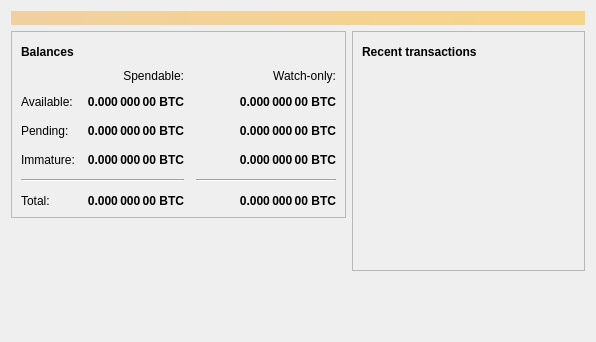
Above: src/qt/forms/overviewpage.ui from X9Developers/XSN before the change. Below: the same form after it.
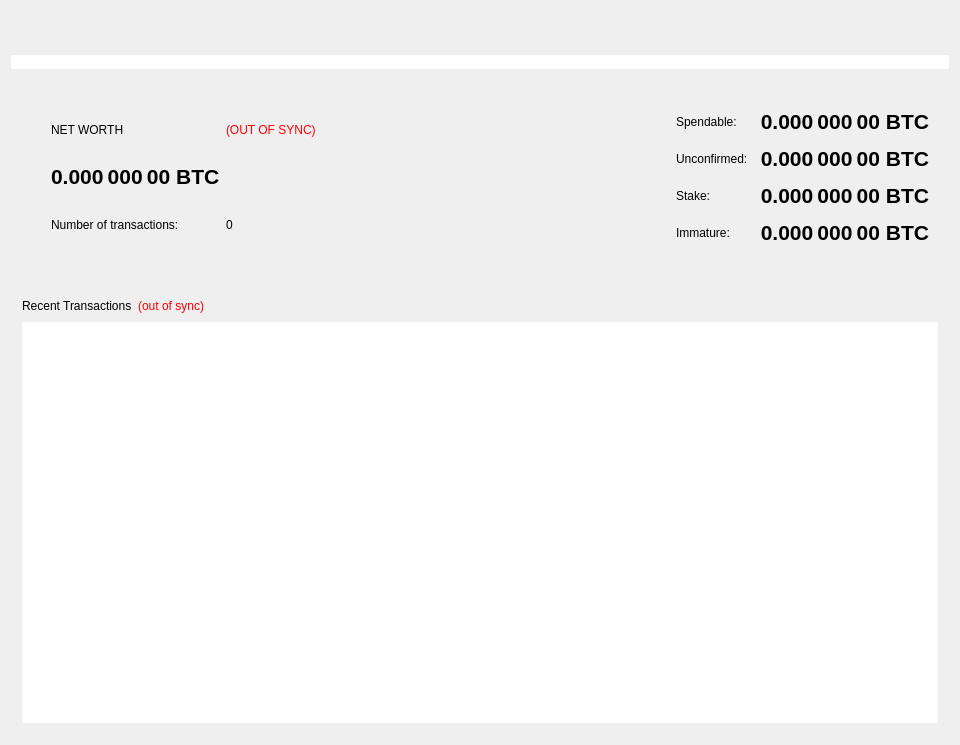
That is the form after the change. Icons and pictures are not drawn.

```diff
--- a/src/qt/forms/overviewpage.ui
+++ b/src/qt/forms/overviewpage.ui
@@ -6,226 +6,135 @@
    <rect>
     <x>0</x>
     <y>0</y>
-    <width>596</width>
-    <height>342</height>
+    <width>960</width>
+    <height>745</height>
    </rect>
   </property>
+  <property name="sizePolicy">
+   <sizepolicy hsizetype="Expanding" vsizetype="Preferred">
+    <horstretch>0</horstretch>
+    <verstretch>0</verstretch>
+   </sizepolicy>
+  </property>
+  <property name="minimumSize">
+   <size>
+    <width>960</width>
+    <height>0</height>
+   </size>
+  </property>
   <property name="windowTitle">
    <string>Form</string>
   </property>
+  <property name="styleSheet">
+   <string notr="true"/>
+  </property>
   <layout class="QVBoxLayout" name="topLayout">
+   <property name="spacing">
+    <number>30</number>
+   </property>
+   <item>
+    <widget class="QLabel" name="label">
+     <property name="text">
+      <string/>
+     </property>
+     <property name="pixmap">
+      <pixmap>:/images/res/images/pages/overview/overview-header.png</pixmap>
+     </property>
+    </widget>
+   </item>
+   <item>
+    <widget class="QWidget" name="OverviewPageContent" native="true">
+     <property name="styleSheet">
+      <string notr="true"/>
+     </property>
+     <layout class="QVBoxLayout" name="verticalLayout_5">
+      <property name="spacing">
+       <number>0</number>
+      </property>
+      <property name="leftMargin">
+       <number>0</number>
+      </property>
+      <property name="topMargin">
+       <number>0</number>
+      </property>
+      <property name="rightMargin">
+       <number>0</number>
+      </property>
+      <property name="bottomMargin">
+       <number>0</number>
+      </property>
    <item>
     <widget class="QLabel" name="labelAlerts">
      <property name="visible">
       <bool>false</bool>
      </property>
      <property name="styleSheet">
-      <string notr="true">QLabel { background-color: qlineargradient(x1: 0, y1: 0, x2: 1, y2: 0, stop:0 #F0D0A0, stop:1 #F8D488); color:#000000; }</string>
+         <string notr="true">background-color:  white;
+color: black;</string>
      </property>
      <property name="wordWrap">
       <bool>true</bool>
      </property>
      <property name="margin">
-      <number>3</number>
-     </property>
-     <property name="textInteractionFlags">
-      <set>Qt::TextSelectableByMouse</set>
+         <number>7</number>
      </property>
     </widget>
    </item>
    <item>
-    <layout class="QHBoxLayout" name="horizontalLayout" stretch="1,1">
+       <layout class="QVBoxLayout" name="verticalLayout_6" stretch="0">
      <item>
       <layout class="QVBoxLayout" name="verticalLayout_2">
        <item>
-        <widget class="QFrame" name="frame">
-         <property name="frameShape">
-          <enum>QFrame::StyledPanel</enum>
-         </property>
-         <property name="frameShadow">
-          <enum>QFrame::Raised</enum>
-         </property>
-         <layout class="QVBoxLayout" name="verticalLayout_4">
-          <item>
-           <layout class="QHBoxLayout" name="horizontalLayout_4">
-            <item>
-             <widget class="QLabel" name="label_5">
-              <property name="font">
-               <font>
-                <weight>75</weight>
-                <bold>true</bold>
-               </font>
-              </property>
-              <property name="text">
-               <string>Balances</string>
-              </property>
-             </widget>
-            </item>
+           <widget class="QWidget" name="widget" native="true">
+            <layout class="QHBoxLayout" name="horizontalLayout">
+             <property name="leftMargin">
+              <number>20</number>
+             </property>
+             <property name="topMargin">
+              <number>40</number>
+             </property>
+             <property name="rightMargin">
+              <number>20</number>
+             </property>
+             <property name="bottomMargin">
+              <number>40</number>
+             </property>
             <item>
-             <widget class="QPushButton" name="labelWalletStatus">
-              <property name="enabled">
-               <bool>true</bool>
-              </property>
-              <property name="maximumSize">
-               <size>
-                <width>30</width>
-                <height>16777215</height>
-               </size>
+              <layout class="QGridLayout" name="gridLayout_2">
+               <property name="leftMargin">
+                <number>20</number>
+               </property>
+               <item row="0" column="1">
+                <widget class="QLabel" name="labelWalletStatus">
+                 <property name="cursor">
+                  <cursorShape>WhatsThisCursor</cursorShape>
               </property>
               <property name="toolTip">
                <string>The displayed information may be out of date. Your wallet automatically synchronizes with the XSN network after a connection is established, but this process has not completed yet.</string>
               </property>
-              <property name="text">
-               <string/>
-              </property>
-              <property name="icon">
-               <iconset resource="../xsn.qrc">
-                <normaloff>:/icons/warning</normaloff>
-                <disabledoff>:/icons/warning</disabledoff>:/icons/warning</iconset>
-              </property>
-              <property name="iconSize">
-               <size>
-                <width>24</width>
-                <height>24</height>
-               </size>
-              </property>
-              <property name="flat">
-               <bool>true</bool>
-              </property>
-             </widget>
-            </item>
-            <item>
-             <spacer name="horizontalSpacer_3">
-              <property name="orientation">
-               <enum>Qt::Horizontal</enum>
-              </property>
-              <property name="sizeHint" stdset="0">
-               <size>
-                <width>40</width>
-                <height>20</height>
-               </size>
-              </property>
-             </spacer>
-            </item>
-           </layout>
-          </item>
-          <item>
-           <layout class="QGridLayout" name="gridLayout">
-            <property name="spacing">
-             <number>12</number>
-            </property>
-            <item row="2" column="2">
-             <widget class="QLabel" name="labelWatchPending">
-              <property name="font">
-               <font>
-                <weight>75</weight>
-                <bold>true</bold>
-               </font>
-              </property>
-              <property name="cursor">
-               <cursorShape>IBeamCursor</cursorShape>
-              </property>
-              <property name="toolTip">
-               <string>Unconfirmed transactions to watch-only addresses</string>
-              </property>
+                 <property name="styleSheet">
+                  <string notr="true">QLabel { color: red; }</string>
+                 </property>
               <property name="text">
-               <string notr="true">0.000 000 00 BTC</string>
+                  <string notr="true">(OUT OF SYNC)</string>
               </property>
               <property name="alignment">
-               <set>Qt::AlignRight|Qt::AlignTrailing|Qt::AlignVCenter</set>
-              </property>
-              <property name="textInteractionFlags">
-               <set>Qt::LinksAccessibleByMouse|Qt::TextSelectableByKeyboard|Qt::TextSelectableByMouse</set>
-              </property>
-             </widget>
-            </item>
-            <item row="2" column="1">
-             <widget class="QLabel" name="labelUnconfirmed">
-              <property name="font">
-               <font>
-                <weight>75</weight>
-                <bold>true</bold>
-               </font>
-              </property>
-              <property name="cursor">
-               <cursorShape>IBeamCursor</cursorShape>
-              </property>
-              <property name="toolTip">
-               <string>Total of transactions that have yet to be confirmed, and do not yet count toward the spendable balance</string>
-              </property>
-              <property name="text">
-               <string notr="true">0.000 000 00 BTC</string>
-              </property>
-              <property name="alignment">
-               <set>Qt::AlignRight|Qt::AlignTrailing|Qt::AlignVCenter</set>
-              </property>
-              <property name="textInteractionFlags">
-               <set>Qt::LinksAccessibleByMouse|Qt::TextSelectableByKeyboard|Qt::TextSelectableByMouse</set>
-              </property>
-             </widget>
-            </item>
-            <item row="3" column="2">
-             <widget class="QLabel" name="labelWatchImmature">
-              <property name="font">
-               <font>
-                <weight>75</weight>
-                <bold>true</bold>
-               </font>
-              </property>
-              <property name="cursor">
-               <cursorShape>IBeamCursor</cursorShape>
-              </property>
-              <property name="toolTip">
-               <string>Mined balance in watch-only addresses that has not yet matured</string>
-              </property>
-              <property name="text">
-               <string notr="true">0.000 000 00 BTC</string>
-              </property>
-              <property name="alignment">
-               <set>Qt::AlignRight|Qt::AlignTrailing|Qt::AlignVCenter</set>
-              </property>
-              <property name="textInteractionFlags">
-               <set>Qt::LinksAccessibleByMouse|Qt::TextSelectableByKeyboard|Qt::TextSelectableByMouse</set>
-              </property>
-             </widget>
-            </item>
-            <item row="4" column="0" colspan="2">
-             <widget class="Line" name="line">
-              <property name="orientation">
-               <enum>Qt::Horizontal</enum>
-              </property>
-             </widget>
-            </item>
-            <item row="4" column="2">
-             <widget class="Line" name="lineWatchBalance">
-              <property name="sizePolicy">
-               <sizepolicy hsizetype="Preferred" vsizetype="Fixed">
-                <horstretch>0</horstretch>
-                <verstretch>0</verstretch>
-               </sizepolicy>
-              </property>
-              <property name="minimumSize">
-               <size>
-                <width>140</width>
-                <height>0</height>
-               </size>
-              </property>
-              <property name="orientation">
-               <enum>Qt::Horizontal</enum>
-              </property>
-             </widget>
-            </item>
-            <item row="5" column="0">
+                  <set>Qt::AlignLeading|Qt::AlignLeft|Qt::AlignVCenter</set>
+                 </property>
+                </widget>
+               </item>
+               <item row="0" column="0">
              <widget class="QLabel" name="labelTotalText">
               <property name="text">
-               <string>Total:</string>
+                  <string>NET WORTH</string>
               </property>
              </widget>
             </item>
-            <item row="3" column="1">
-             <widget class="QLabel" name="labelImmature">
+               <item row="1" column="0">
+                <widget class="QLabel" name="labelTotal">
               <property name="font">
                <font>
+                   <pointsize>16</pointsize>
                 <weight>75</weight>
                 <bold>true</bold>
                </font>
@@ -240,14 +149,30 @@
                <string notr="true">0.000 000 00 BTC</string>
               </property>
               <property name="alignment">
-               <set>Qt::AlignRight|Qt::AlignTrailing|Qt::AlignVCenter</set>
+                  <set>Qt::AlignLeading|Qt::AlignLeft|Qt::AlignVCenter</set>
               </property>
               <property name="textInteractionFlags">
                <set>Qt::LinksAccessibleByMouse|Qt::TextSelectableByKeyboard|Qt::TextSelectableByMouse</set>
               </property>
              </widget>
             </item>
-            <item row="2" column="3">
+               <item row="2" column="0">
+                <widget class="QLabel" name="labelNumberOfTransactionsText">
+                 <property name="text">
+                  <string>Number of transactions:</string>
+                 </property>
+                </widget>
+               </item>
+               <item row="2" column="1">
+                <widget class="QLabel" name="labelNumberOfTransactions">
+                 <property name="text">
+                  <string>0</string>
+                 </property>
+                </widget>
+               </item>
+              </layout>
+             </item>
+             <item>
              <spacer name="horizontalSpacer_2">
               <property name="orientation">
                <enum>Qt::Horizontal</enum>
@@ -260,84 +185,33 @@
               </property>
              </spacer>
             </item>
-            <item row="3" column="0">
+             <item>
+              <layout class="QGridLayout" name="gridLayout" rowstretch="0,0,0,0" columnstretch="0,0,0">
+               <property name="spacing">
+                <number>12</number>
+               </property>
+               <item row="3" column="1">
              <widget class="QLabel" name="labelImmatureText">
               <property name="text">
                <string>Immature:</string>
               </property>
              </widget>
             </item>
-            <item row="5" column="1">
-             <widget class="QLabel" name="labelTotal">
-              <property name="font">
-               <font>
-                <weight>75</weight>
-                <bold>true</bold>
-               </font>
-              </property>
-              <property name="cursor">
-               <cursorShape>IBeamCursor</cursorShape>
-              </property>
-              <property name="toolTip">
-               <string>Your current total balance</string>
-              </property>
+               <item row="0" column="1">
+                <widget class="QLabel" name="labelSpendable">
               <property name="text">
-               <string notr="true">0.000 000 00 BTC</string>
+                  <string>Spendable:</string>
               </property>
               <property name="alignment">
-               <set>Qt::AlignRight|Qt::AlignTrailing|Qt::AlignVCenter</set>
-              </property>
-              <property name="textInteractionFlags">
-               <set>Qt::LinksAccessibleByMouse|Qt::TextSelectableByKeyboard|Qt::TextSelectableByMouse</set>
-              </property>
-             </widget>
-            </item>
-            <item row="5" column="2">
-             <widget class="QLabel" name="labelWatchTotal">
-              <property name="font">
-               <font>
-                <weight>75</weight>
-                <bold>true</bold>
-               </font>
-              </property>
-              <property name="cursor">
-               <cursorShape>IBeamCursor</cursorShape>
-              </property>
-              <property name="toolTip">
-               <string>Current total balance in watch-only addresses</string>
-              </property>
-              <property name="text">
-               <string notr="true">0.000 000 00 BTC</string>
-              </property>
-              <property name="alignment">
-               <set>Qt::AlignRight|Qt::AlignTrailing|Qt::AlignVCenter</set>
-              </property>
-              <property name="textInteractionFlags">
-               <set>Qt::LinksAccessibleByMouse|Qt::TextSelectableByKeyboard|Qt::TextSelectableByMouse</set>
+                  <set>Qt::AlignLeading|Qt::AlignLeft|Qt::AlignVCenter</set>
               </property>
              </widget>
             </item>
             <item row="0" column="2">
-             <widget class="QLabel" name="labelWatchonly">
-              <property name="text">
-               <string>Watch-only:</string>
-              </property>
-              <property name="alignment">
-               <set>Qt::AlignRight|Qt::AlignTrailing|Qt::AlignVCenter</set>
-              </property>
-             </widget>
-            </item>
-            <item row="1" column="0">
-             <widget class="QLabel" name="labelBalanceText">
-              <property name="text">
-               <string>Available:</string>
-              </property>
-             </widget>
-            </item>
-            <item row="1" column="1">
              <widget class="QLabel" name="labelBalance">
               <property name="font">
                <font>
+                   <pointsize>16</pointsize>
                 <weight>75</weight>
                 <bold>true</bold>
                </font>
@@ -359,10 +233,44 @@
               </property>
              </widget>
             </item>
+               <item row="3" column="2">
+                <widget class="QLabel" name="labelImmature">
+                 <property name="font">
+                  <font>
+                   <pointsize>16</pointsize>
+                   <weight>75</weight>
+                   <bold>true</bold>
+                  </font>
+                 </property>
+                 <property name="cursor">
+                  <cursorShape>IBeamCursor</cursorShape>
+                 </property>
+                 <property name="toolTip">
+                  <string>Staked or masternode rewards that has not yet matured</string>
+                 </property>
+                 <property name="text">
+                  <string notr="true">0.000 000 00 BTC</string>
+                 </property>
+                 <property name="alignment">
+                  <set>Qt::AlignRight|Qt::AlignTrailing|Qt::AlignVCenter</set>
+                 </property>
+                 <property name="textInteractionFlags">
+                  <set>Qt::LinksAccessibleByMouse|Qt::TextSelectableByKeyboard|Qt::TextSelectableByMouse</set>
+                 </property>
+                </widget>
+               </item>
+               <item row="2" column="1">
+                <widget class="QLabel" name="labelStakeText">
+                 <property name="text">
+                  <string>Stake:</string>
+                 </property>
+                </widget>
+               </item>
             <item row="1" column="2">
-             <widget class="QLabel" name="labelWatchAvailable">
+                <widget class="QLabel" name="labelUnconfirmed">
               <property name="font">
                <font>
+                   <pointsize>16</pointsize>
                 <weight>75</weight>
                 <bold>true</bold>
                </font>
@@ -384,99 +292,114 @@
               </property>
              </widget>
             </item>
-            <item row="2" column="0">
+               <item row="2" column="2">
+                <widget class="QLabel" name="labelStake">
+                 <property name="font">
+                  <font>
+                   <pointsize>16</pointsize>
+                   <weight>75</weight>
+                   <bold>true</bold>
+                  </font>
+                 </property>
+                 <property name="cursor">
+                  <cursorShape>IBeamCursor</cursorShape>
+                 </property>
+                 <property name="toolTip">
+                  <string>Total of transactions that have yet to be confirmed, and do not yet count toward the spendable balance</string>
+                 </property>
+                 <property name="text">
+                  <string notr="true">0.000 000 00 BTC</string>
+                 </property>
+                 <property name="alignment">
+                  <set>Qt::AlignRight|Qt::AlignTrailing|Qt::AlignVCenter</set>
+                 </property>
+                 <property name="textInteractionFlags">
+                  <set>Qt::LinksAccessibleByMouse|Qt::TextSelectableByKeyboard|Qt::TextSelectableByMouse</set>
+                 </property>
+                </widget>
+               </item>
+               <item row="1" column="1">
              <widget class="QLabel" name="labelPendingText">
               <property name="text">
-               <string>Pending:</string>
+                  <string>Unconfirmed:</string>
               </property>
              </widget>
             </item>
-            <item row="0" column="1">
-             <widget class="QLabel" name="labelSpendable">
-              <property name="text">
-               <string>Spendable:</string>
-              </property>
-              <property name="alignment">
-               <set>Qt::AlignRight|Qt::AlignTrailing|Qt::AlignVCenter</set>
-              </property>
-             </widget>
-            </item>
            </layout>
           </item>
          </layout>
         </widget>
        </item>
-       <item>
-        <spacer name="verticalSpacer">
-         <property name="orientation">
-          <enum>Qt::Vertical</enum>
-         </property>
-         <property name="sizeHint" stdset="0">
-          <size>
-           <width>20</width>
-           <height>40</height>
-          </size>
-         </property>
-        </spacer>
+         </layout>
        </item>
       </layout>
      </item>
      <item>
       <layout class="QVBoxLayout" name="verticalLayout_3">
+        <property name="leftMargin">
+         <number>2</number>
+        </property>
+        <property name="topMargin">
+         <number>2</number>
+        </property>
+        <property name="rightMargin">
+         <number>2</number>
+        </property>
+        <property name="bottomMargin">
+         <number>2</number>
+        </property>
        <item>
         <widget class="QFrame" name="frame_2">
          <property name="frameShape">
-          <enum>QFrame::StyledPanel</enum>
+           <enum>QFrame::NoFrame</enum>
          </property>
          <property name="frameShadow">
-          <enum>QFrame::Raised</enum>
+           <enum>QFrame::Sunken</enum>
          </property>
          <layout class="QVBoxLayout" name="verticalLayout">
+           <property name="leftMargin">
+            <number>9</number>
+           </property>
+           <property name="topMargin">
+            <number>9</number>
+           </property>
+           <property name="rightMargin">
+            <number>9</number>
+           </property>
+           <property name="bottomMargin">
+            <number>9</number>
+           </property>
           <item>
            <layout class="QHBoxLayout" name="horizontalLayout_2">
             <item>
              <widget class="QLabel" name="label_4">
               <property name="font">
                <font>
-                <weight>75</weight>
-                <bold>true</bold>
+                 <weight>50</weight>
+                 <bold>false</bold>
                </font>
               </property>
               <property name="text">
-               <string>Recent transactions</string>
+                <string>Recent Transactions</string>
               </property>
              </widget>
             </item>
             <item>
-             <widget class="QPushButton" name="labelTransactionsStatus">
-              <property name="enabled">
-               <bool>true</bool>
-              </property>
-              <property name="maximumSize">
-               <size>
-                <width>30</width>
-                <height>16777215</height>
-               </size>
+              <widget class="QLabel" name="labelTransactionsStatus">
+               <property name="cursor">
+                <cursorShape>WhatsThisCursor</cursorShape>
               </property>
               <property name="toolTip">
                <string>The displayed information may be out of date. Your wallet automatically synchronizes with the XSN network after a connection is established, but this process has not completed yet.</string>
               </property>
+               <property name="styleSheet">
+                <string notr="true">QLabel { color: red; }</string>
+               </property>
               <property name="text">
-               <string/>
-              </property>
-              <property name="icon">
-               <iconset resource="../xsn.qrc">
-                <normaloff>:/icons/warning</normaloff>
-                <disabledoff>:/icons/warning</disabledoff>:/icons/warning</iconset>
-              </property>
-              <property name="iconSize">
-               <size>
-                <width>24</width>
-                <height>24</height>
-               </size>
-              </property>
-              <property name="flat">
-               <bool>true</bool>
+                <string notr="true">(out of sync)</string>
+               </property>
+               <property name="alignment">
+                <set>Qt::AlignRight|Qt::AlignTrailing|Qt::AlignVCenter</set>
               </property>
              </widget>
             </item>
@@ -497,9 +420,6 @@
           </item>
           <item>
            <widget class="QListView" name="listTransactions">
-            <property name="styleSheet">
-             <string notr="true">QListView { background: transparent; }</string>
-            </property>
             <property name="frameShape">
              <enum>QFrame::NoFrame</enum>
             </property>
@@ -517,22 +437,10 @@
          </layout>
         </widget>
        </item>
-       <item>
-        <spacer name="verticalSpacer_2">
-         <property name="orientation">
-          <enum>Qt::Vertical</enum>
-         </property>
-         <property name="sizeHint" stdset="0">
-          <size>
-           <width>20</width>
-           <height>40</height>
-          </size>
-         </property>
-        </spacer>
-       </item>
       </layout>
      </item>
     </layout>
+    </widget>
    </item>
   </layout>
  </widget>
```
Left out of the diff: 8 changed lines with no effect on the pictures. Lines whose indentation alone changed are shown as unchanged.
